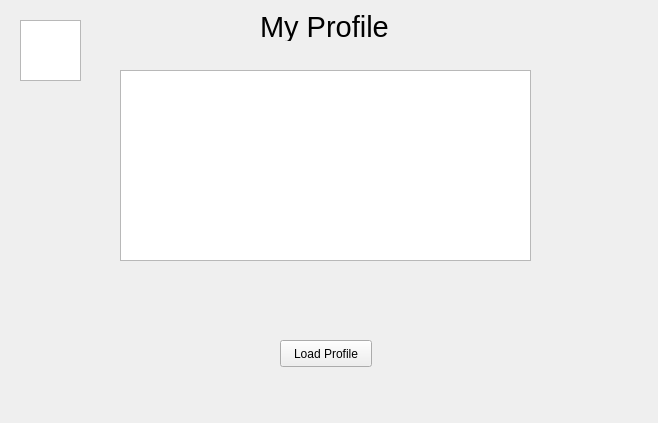
Above: gui/profilegui.ui from Huy-Nguyen-HCI/RocketBook before the change. Below: the same form after it.
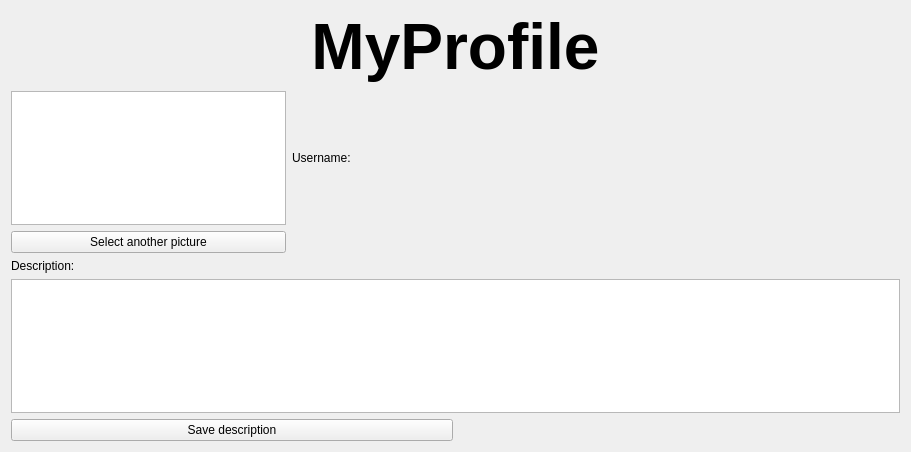
That is the form after the change. Icons and pictures are not drawn.

Commit message: Implement most part of ProfileGUI

Diff of the .ui file:
```diff
--- a/gui/profilegui.ui
+++ b/gui/profilegui.ui
@@ -6,74 +6,113 @@
    <rect>
     <x>0</x>
     <y>0</y>
-    <width>658</width>
-    <height>423</height>
+    <width>911</width>
+    <height>452</height>
    </rect>
   </property>
   <property name="windowTitle">
    <string>Form</string>
   </property>
-  <widget class="QPushButton" name="pushButton_loadProfile">
-   <property name="geometry">
-    <rect>
-     <x>280</x>
-     <y>340</y>
-     <width>92</width>
-     <height>27</height>
-    </rect>
-   </property>
-   <property name="text">
-    <string>Load Profile</string>
-   </property>
-  </widget>
-  <widget class="QListWidget" name="listWidget">
-   <property name="geometry">
-    <rect>
-     <x>120</x>
-     <y>70</y>
-     <width>411</width>
-     <height>191</height>
-    </rect>
-   </property>
-  </widget>
-  <widget class="QTextEdit" name="textEdit">
-   <property name="geometry">
-    <rect>
-     <x>20</x>
-     <y>20</y>
-     <width>61</width>
-     <height>61</height>
-    </rect>
-   </property>
-   <property name="html">
-    <string>&lt;!DOCTYPE HTML PUBLIC &quot;-//W3C//DTD HTML 4.0//EN&quot; &quot;http://www.w3.org/TR/REC-html40/strict.dtd&quot;&gt;
+  <layout class="QVBoxLayout" name="verticalLayout">
+   <item>
+    <widget class="QLabel" name="label">
+     <property name="font">
+      <font>
+       <pointsize>22</pointsize>
+      </font>
+     </property>
+     <property name="text">
+      <string>&lt;html&gt;&lt;head/&gt;&lt;body&gt;&lt;p align=&quot;center&quot;&gt;&lt;span style=&quot; font-size:48pt; font-weight:600;&quot;&gt;My&lt;/span&gt;&lt;span style=&quot; font-weight:600;&quot;/&gt;&lt;img src=&quot;:/smallrocket.png&quot;/&gt;&lt;span style=&quot; font-size:48pt; font-weight:600;&quot;&gt;Profile&lt;/span&gt;&lt;/p&gt;&lt;/body&gt;&lt;/html&gt;</string>
+     </property>
+     <property name="textFormat">
+      <enum>Qt::RichText</enum>
+     </property>
+    </widget>
+   </item>
+   <item>
+    <layout class="QGridLayout" name="gridLayout">
+     <item row="0" column="0">
+      <widget class="QTextBrowser" name="profilePicture">
+       <property name="html">
+        <string>&lt;!DOCTYPE HTML PUBLIC &quot;-//W3C//DTD HTML 4.0//EN&quot; &quot;http://www.w3.org/TR/REC-html40/strict.dtd&quot;&gt;
 &lt;html&gt;&lt;head&gt;&lt;meta name=&quot;qrichtext&quot; content=&quot;1&quot; /&gt;&lt;style type=&quot;text/css&quot;&gt;
 p, li { white-space: pre-wrap; }
-&lt;/style&gt;&lt;/head&gt;&lt;body style=&quot; font-family:'Sans'; font-size:10pt; font-weight:400; font-style:normal;&quot;&gt;
-&lt;p style=&quot; margin-top:0px; margin-bottom:0px; margin-left:0px; margin-right:0px; -qt-block-indent:0; text-indent:0px;&quot;&gt;&lt;img src=&quot;:/user.png&quot; /&gt;&lt;/p&gt;&lt;/body&gt;&lt;/html&gt;</string>
-   </property>
-  </widget>
-  <widget class="QLabel" name="label">
-   <property name="geometry">
-    <rect>
-     <x>260</x>
-     <y>10</y>
-     <width>141</width>
-     <height>31</height>
-    </rect>
-   </property>
-   <property name="font">
-    <font>
-     <pointsize>22</pointsize>
-    </font>
-   </property>
-   <property name="text">
-    <string>My Profile</string>
-   </property>
-   <property name="textFormat">
-    <enum>Qt::RichText</enum>
-   </property>
-  </widget>
+&lt;/style&gt;&lt;/head&gt;&lt;body style=&quot; font-family:'.SF NS Text'; font-size:13pt; font-weight:400; font-style:normal;&quot;&gt;
+&lt;p align=&quot;center&quot; style=&quot; margin-top:0px; margin-bottom:0px; margin-left:0px; margin-right:0px; -qt-block-indent:0; text-indent:0px;&quot;&gt;&lt;img src=&quot;:/user.png&quot; /&gt;&lt;/p&gt;&lt;/body&gt;&lt;/html&gt;</string>
+       </property>
+      </widget>
+     </item>
+     <item row="0" column="2">
+      <spacer name="horizontalSpacer_2">
+       <property name="orientation">
+        <enum>Qt::Horizontal</enum>
+       </property>
+       <property name="sizeHint" stdset="0">
+        <size>
+         <width>40</width>
+         <height>20</height>
+        </size>
+       </property>
+      </spacer>
+     </item>
+     <item row="1" column="0">
+      <widget class="QPushButton" name="selectPicture">
+       <property name="text">
+        <string>Select another picture</string>
+       </property>
+      </widget>
+     </item>
+     <item row="0" column="1">
+      <widget class="QLabel" name="username">
+       <property name="text">
+        <string>Username:</string>
+       </property>
+      </widget>
+     </item>
+     <item row="0" column="3">
+      <spacer name="horizontalSpacer_3">
+       <property name="orientation">
+        <enum>Qt::Horizontal</enum>
+       </property>
+       <property name="sizeHint" stdset="0">
+        <size>
+         <width>40</width>
+         <height>20</height>
+        </size>
+       </property>
+      </spacer>
+     </item>
+    </layout>
+   </item>
+   <item>
+    <layout class="QGridLayout" name="gridLayout_2">
+     <item row="1" column="0" colspan="2">
+      <widget class="QTextEdit" name="descriptionBox"/>
+     </item>
+     <item row="0" column="0" colspan="2">
+      <widget class="QLabel" name="label_3">
+       <property name="text">
+        <string>Description:</string>
+       </property>
+      </widget>
+     </item>
+     <item row="2" column="0">
+      <widget class="QPushButton" name="saveDescription">
+       <property name="text">
+        <string>Save description</string>
+       </property>
+      </widget>
+     </item>
+     <item row="2" column="1">
+      <widget class="QLabel" name="message">
+       <property name="text">
+        <string/>
+       </property>
+      </widget>
+     </item>
+    </layout>
+   </item>
+  </layout>
  </widget>
  <resources/>
  <connections/>
```
The commit also changes 12 other files.
